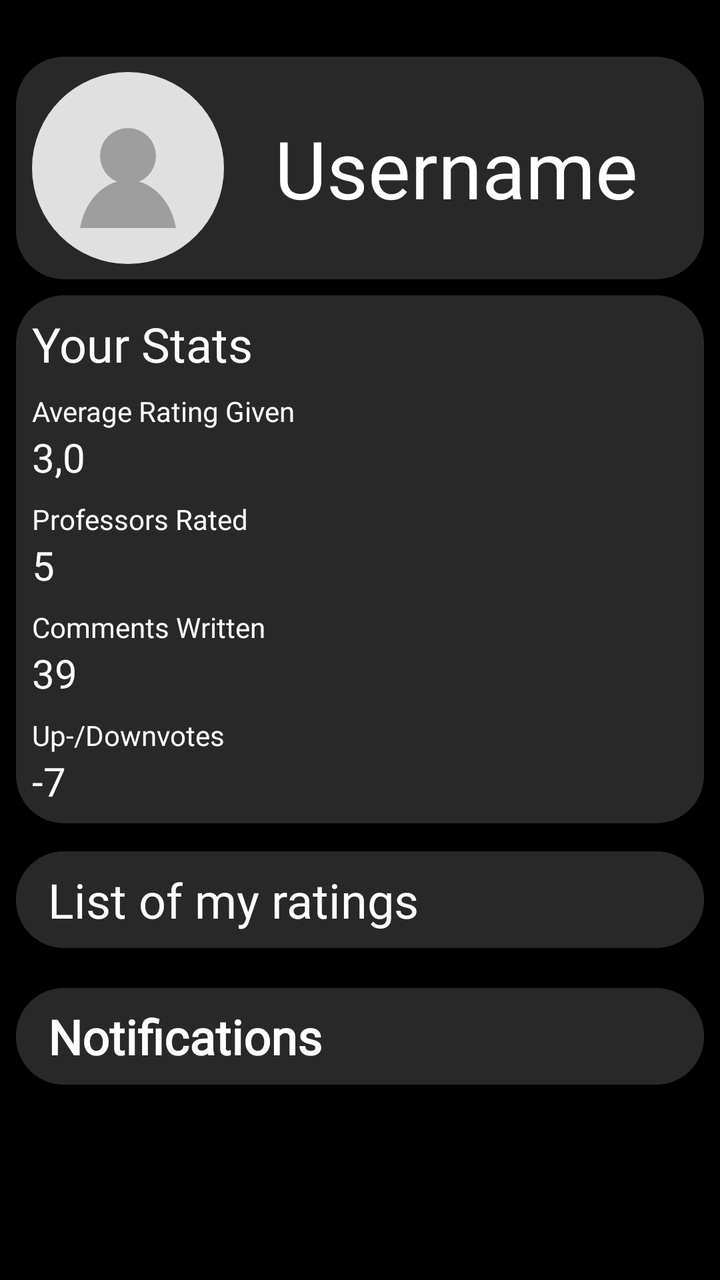
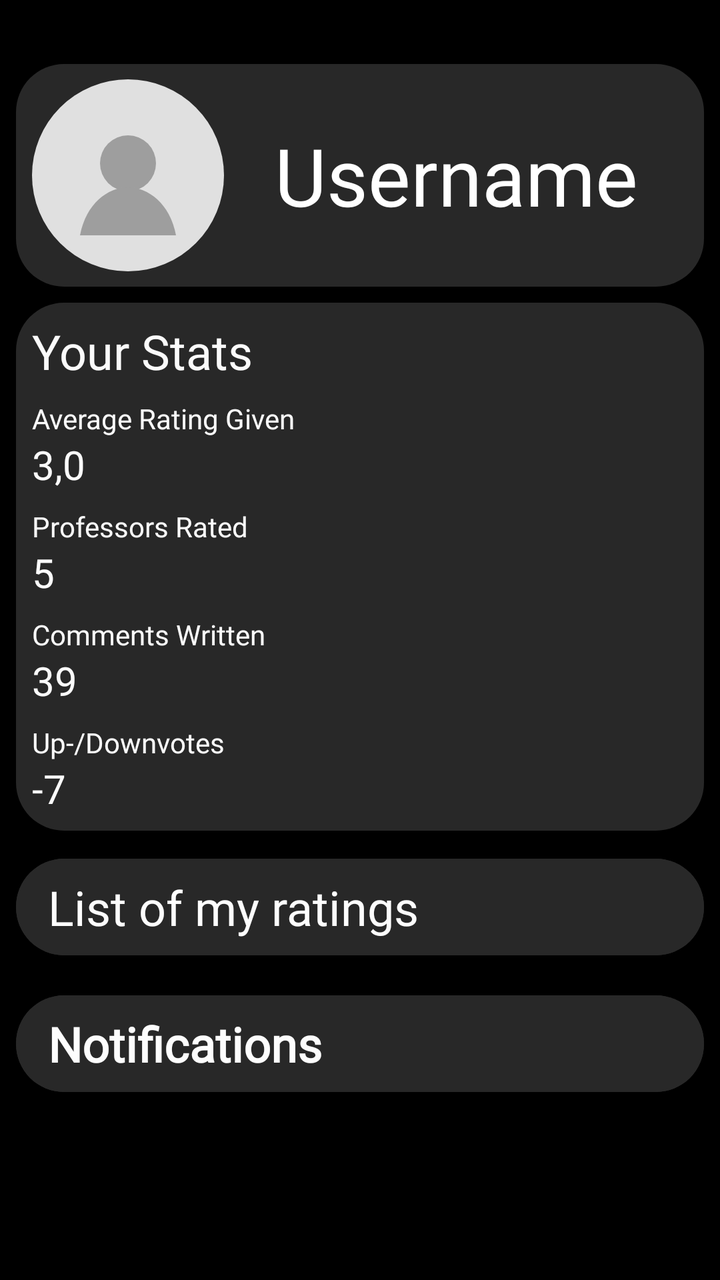

Two renders of the same Android screen: before a commit and after it. Below are the layout's source before the change and the commit's diff.
<!-- AndroidManifest.xml: application theme Theme.MyApplication_Java -->
<!-- res/layout/fragment_home_screen.xml -->
<?xml version="1.0" encoding="utf-8"?>
<androidx.constraintlayout.widget.ConstraintLayout xmlns:android="http://schemas.android.com/apk/res/android"
    xmlns:app="http://schemas.android.com/apk/res-auto"
    android:layout_width="match_parent"
    android:layout_height="match_parent"
    android:background="#000000">


    <TextView
        android:id="@+id/profile"
        android:layout_width="0dp"
        android:layout_height="0dp"
        android:layout_marginStart="8dp"
        android:layout_marginTop="-8dp"
        android:layout_marginEnd="8dp"
        android:layout_marginBottom="-8dp"
        android:background="@drawable/rounded_box"
        android:textAlignment="textEnd"
        android:textColor="#FDFDFD"
        app:layout_constraintBottom_toBottomOf="@id/imageView"
        app:layout_constraintEnd_toEndOf="parent"
        app:layout_constraintHorizontal_bias="0.0"
        app:layout_constraintStart_toStartOf="parent"
        app:layout_constraintTop_toTopOf="@id/imageView" />

    <TextView
        android:id="@+id/your_stats_background"
        android:layout_width="0dp"
        android:layout_height="0dp"
        android:layout_marginStart="8dp"
        android:layout_marginTop="8dp"
        android:layout_marginEnd="8dp"
        android:layout_marginBottom="-8dp"
        android:background="@drawable/rounded_box"
        android:fontFamily="@font/inter_bold"
        android:textColor="#FDFDFD"
        android:textSize="200sp"
        app:layout_constraintBottom_toBottomOf="@+id/up_downvotes_num"
        app:layout_constraintEnd_toEndOf="parent"
        app:layout_constraintHorizontal_bias="0.0"
        app:layout_constraintStart_toStartOf="parent"
        app:layout_constraintTop_toBottomOf="@+id/profile" />

    <TextView
        android:id="@+id/your_stats"
        android:layout_width="wrap_content"
        android:layout_height="wrap_content"
        android:layout_marginStart="8dp"
        android:layout_marginTop="8dp"
        android:fontFamily="@font/inter_bold"
        android:text="Your Stats"
        android:textColor="#FBFBFB"
        android:textSize="24sp"
        app:layout_constraintBottom_toTopOf="@+id/average_rating_given"
        app:layout_constraintStart_toStartOf="@+id/your_stats_background"
        app:layout_constraintTop_toTopOf="@+id/your_stats_background" />

    <TextView
        android:id="@+id/average_rating_given"
        android:layout_width="wrap_content"
        android:layout_height="wrap_content"
        android:layout_marginStart="8dp"
        android:layout_marginTop="8dp"
        android:fontFamily="@font/inter_bold"
        android:text="Average Rating Given"
        android:textColor="#FBFBFB"
        app:layout_constraintStart_toStartOf="@+id/your_stats_background"
        app:layout_constraintTop_toBottomOf="@+id/your_stats" />

    <TextView
        android:id="@+id/average_rating_given_num"
        android:layout_width="wrap_content"
        android:layout_height="wrap_content"
        android:fontFamily="@font/inter_bold"
        android:text="3,0"
        android:textColor="#FBFBFB"
        android:textSize="20sp"
        app:layout_constraintStart_toStartOf="@+id/average_rating_given"
        app:layout_constraintTop_toBottomOf="@+id/average_rating_given" />

    <com.google.android.material.button.MaterialButton
        android:id="@+id/list_of_my_ratings_button"
        android:layout_width="0dp"
        android:layout_height="wrap_content"
        android:layout_marginStart="8dp"
        android:layout_marginTop="8dp"
        android:layout_marginEnd="8dp"
        android:backgroundTint="#282828"
        android:clickable="true"
        android:focusable="true"
        style="@style/text_style"
        android:letterSpacing="0"
        android:paddingTop="8dp"
        android:paddingBottom="8dp"
        android:text="List of my ratings"
        android:textAlignment="textStart"
        android:textAllCaps="false"
        android:textColor="#FDFDFD"
        android:textSize="24sp"
        android:typeface="normal"
        app:cornerRadius="24dp"
        app:layout_constraintEnd_toEndOf="parent"
        app:layout_constraintHorizontal_bias="0.0"
        app:layout_constraintStart_toStartOf="parent"
        app:layout_constraintTop_toBottomOf="@+id/your_stats_background" />


    <com.google.android.material.button.MaterialButton
        android:id="@+id/notifications"
        android:layout_width="0dp"
        android:layout_height="wrap_content"
        android:layout_marginStart="8dp"
        android:layout_marginTop="8dp"
        android:layout_marginEnd="8dp"
        android:layout_marginBottom="200dp"
        android:backgroundTint="#282828"
        app:cornerRadius="24dp"
        android:textAlignment="textStart"
        android:textAllCaps="false"
        android:textColor="#FDFDFD"
        android:textSize="24sp"
        android:textStyle="bold"
        android:typeface="normal"
        android:clickable="true"
        android:focusable="true"
        style="@style/text_style"
        android:letterSpacing="0"
        android:paddingTop="8dp"
        android:paddingBottom="8dp"
        android:text="Notifications"
        app:layout_constraintBottom_toBottomOf="parent"
        app:layout_constraintEnd_toEndOf="parent"
        app:layout_constraintHorizontal_bias="1.0"
        app:layout_constraintStart_toStartOf="parent"
        app:layout_constraintTop_toBottomOf="@+id/list_of_my_ratings_button"
        app:layout_constraintVertical_bias="0.0" />

    <TextView
        android:id="@+id/professors_rated"
        android:layout_width="wrap_content"
        android:layout_height="wrap_content"
        android:layout_marginStart="8dp"
        android:layout_marginTop="8dp"
        android:fontFamily="@font/inter_bold"
        android:text="Professors Rated"
        android:textColor="#FBFBFB"
        app:layout_constraintStart_toStartOf="@+id/your_stats_background"
        app:layout_constraintTop_toBottomOf="@+id/average_rating_given_num" />

    <TextView
        android:id="@+id/average_rating_given_num2"
        android:layout_width="wrap_content"
        android:layout_height="wrap_content"
        android:fontFamily="@font/inter_bold"
        android:text="5"
        android:textColor="#FBFBFB"
        android:textSize="20sp"
        app:layout_constraintStart_toStartOf="@+id/average_rating_given"
        app:layout_constraintTop_toBottomOf="@+id/professors_rated" />

    <TextView
        android:id="@+id/comments_written"
        android:layout_width="wrap_content"
        android:layout_height="wrap_content"
        android:layout_marginStart="8dp"
        android:layout_marginTop="8dp"
        android:fontFamily="@font/inter_bold"
        android:text="Comments Written"
        android:textColor="#FBFBFB"
        app:layout_constraintStart_toStartOf="@+id/your_stats_background"
        app:layout_constraintTop_toBottomOf="@+id/average_rating_given_num2" />

    <TextView
        android:id="@+id/comments_written_num"
        android:layout_width="wrap_content"
        android:layout_height="wrap_content"
        android:fontFamily="@font/inter_bold"
        android:text="39"
        android:textColor="#FBFBFB"
        android:textSize="20sp"
        app:layout_constraintStart_toStartOf="@+id/average_rating_given"
        app:layout_constraintTop_toBottomOf="@+id/comments_written" />

    <TextView
        android:id="@+id/up_downvotes"
        android:layout_width="wrap_content"
        android:layout_height="wrap_content"
        android:layout_marginStart="8dp"
        android:layout_marginTop="8dp"
        android:fontFamily="@font/inter_bold"
        android:text="Up-/Downvotes"
        android:textColor="#FBFBFB"
        app:layout_constraintStart_toStartOf="@+id/your_stats_background"
        app:layout_constraintTop_toBottomOf="@+id/comments_written_num" />

    <TextView
        android:id="@+id/up_downvotes_num"
        android:layout_width="wrap_content"
        android:layout_height="wrap_content"
        android:fontFamily="@font/inter_bold"
        android:text="-7"
        android:textColor="#FBFBFB"
        android:textSize="20sp"
        app:layout_constraintStart_toStartOf="@+id/average_rating_given"
        app:layout_constraintTop_toBottomOf="@+id/up_downvotes" />

    <TextView
        android:id="@+id/user_name"
        android:layout_width="wrap_content"
        android:layout_height="wrap_content"
        android:layout_marginEnd="8dp"
        android:fontFamily="@font/inter_bold"
        android:text="Username"
        android:textColor="#FFFFFF"
        android:textSize="40sp"
        app:layout_constraintBottom_toBottomOf="@+id/profile"
        app:layout_constraintEnd_toEndOf="@+id/profile"
        app:layout_constraintStart_toEndOf="@+id/imageView"
        app:layout_constraintTop_toTopOf="@+id/profile" />

    <ImageView
        android:id="@+id/imageView"
        android:layout_width="wrap_content"
        android:layout_height="wrap_content"
        android:layout_marginStart="8dp"
        android:layout_marginTop="32dp"
        android:layout_marginBottom="8dp"
        app:layout_constraintBottom_toTopOf="@+id/your_stats_background"
        app:layout_constraintStart_toStartOf="@+id/profile"
        app:layout_constraintTop_toTopOf="parent"
        app:layout_constraintVertical_bias="0.348"
        android:src="@drawable/profile_placeholder" />


</androidx.constraintlayout.widget.ConstraintLayout>
<!-- resources referenced by this layout -->
<resources>
  <!-- drawable profile_placeholder (drawable) -->
  <vector xmlns:android="http://schemas.android.com/apk/res/android"
      android:width="96dp"
      android:height="96dp"
      android:viewportWidth="96"
      android:viewportHeight="96">
  
      
      <path
          android:fillColor="#E0E0E0"
          android:pathData="M48,48m-48,0a48,48 0,1 1,96 0a48,48 0,1 1,-96 0" />
  
      
      <path
          android:fillColor="#9E9E9E"
          android:pathData="M48,42m-14,0a14,14 0,1 1,28 0a14,14 0,1 1,-28 0" />
  
      
      <path
          android:fillColor="#9E9E9E"
          android:pathData="M24,78c3,-16 14,-24 24,-24s21,8 24,24z" />
  
  </vector>
  <!-- drawable rounded_box (drawable) -->
  <shape xmlns:android="http://schemas.android.com/apk/res/android">
  
      <solid android:color="#282828"/>
  
      <corners android:radius="24dp"/>
  
  </shape>
  <style name="text_style" parent="Widget.MaterialComponents.Button">
          <item name="android:fontFamily">@font/inter_bold</item>
          <item name="android:textAllCaps">false</item>
      </style>
  <style name="Theme.MyApplication_Java" parent="Theme.MaterialComponents.DayNight.NoActionBar">
          
          <item name="colorPrimary">@color/purple_500</item>
          <item name="colorPrimaryVariant">@color/purple_700</item>
          <item name="colorOnPrimary">@color/white</item>
          
          <item name="colorSecondary">@color/teal_200</item>
          <item name="colorSecondaryVariant">@color/teal_700</item>
          <item name="colorOnSecondary">@color/black</item>
          
          <item name="android:statusBarColor">?attr/colorPrimaryVariant</item>
          
      </style>
  <color name="purple_500">#FF6200EE</color>
  <color name="purple_700">#FF3700B3</color>
  <color name="white">#FFFFFFFF</color>
  <color name="teal_200">#FF03DAC5</color>
  <color name="teal_700">#FF018786</color>
  <color name="black">#FF000000</color>
</resources>

<!-- the commit's change to res/layout/fragment_home_screen.xml (unified diff, before → after) -->
@@ -1,6 +1,7 @@
 <?xml version="1.0" encoding="utf-8"?>
 <androidx.constraintlayout.widget.ConstraintLayout xmlns:android="http://schemas.android.com/apk/res/android"
     xmlns:app="http://schemas.android.com/apk/res-auto"
+    xmlns:tools="http://schemas.android.com/tools"
     android:layout_width="match_parent"
     android:layout_height="match_parent"
     android:background="#000000">
@@ -107,33 +108,29 @@
 
     <com.google.android.material.button.MaterialButton
         android:id="@+id/notifications"
-        android:layout_width="0dp"
-        android:layout_height="wrap_content"
-        android:layout_marginStart="8dp"
-        android:layout_marginTop="8dp"
-        android:layout_marginEnd="8dp"
-        android:layout_marginBottom="200dp"
+        style="@style/text_style"
+        android:layout_width="0dp"
+        android:layout_height="wrap_content"
+        android:layout_marginStart="8dp"
+        android:layout_marginTop="8dp"
+        android:layout_marginEnd="8dp"
         android:backgroundTint="#282828"
-        app:cornerRadius="24dp"
-        android:textAlignment="textStart"
-        android:textAllCaps="false"
-        android:textColor="#FDFDFD"
-        android:textSize="24sp"
-        android:textStyle="bold"
-        android:typeface="normal"
         android:clickable="true"
         android:focusable="true"
-        style="@style/text_style"
         android:letterSpacing="0"
         android:paddingTop="8dp"
         android:paddingBottom="8dp"
         android:text="Notifications"
-        app:layout_constraintBottom_toBottomOf="parent"
-        app:layout_constraintEnd_toEndOf="parent"
-        app:layout_constraintHorizontal_bias="1.0"
-        app:layout_constraintStart_toStartOf="parent"
-        app:layout_constraintTop_toBottomOf="@+id/list_of_my_ratings_button"
-        app:layout_constraintVertical_bias="0.0" />
+        android:textAlignment="textStart"
+        android:textAllCaps="false"
+        android:textColor="#FDFDFD"
+        android:textSize="24sp"
+        android:textStyle="bold"
+        android:typeface="normal"
+        app:cornerRadius="24dp"
+        app:layout_constraintEnd_toEndOf="parent"
+        app:layout_constraintStart_toStartOf="parent"
+        app:layout_constraintTop_toBottomOf="@+id/list_of_my_ratings_button" />
 
     <TextView
         android:id="@+id/professors_rated"
@@ -228,8 +225,8 @@
         app:layout_constraintBottom_toTopOf="@+id/your_stats_background"
         app:layout_constraintStart_toStartOf="@+id/profile"
         app:layout_constraintTop_toTopOf="parent"
-        app:layout_constraintVertical_bias="0.348"
         android:src="@drawable/profile_placeholder" />
 
 
+
 </androidx.constraintlayout.widget.ConstraintLayout>
